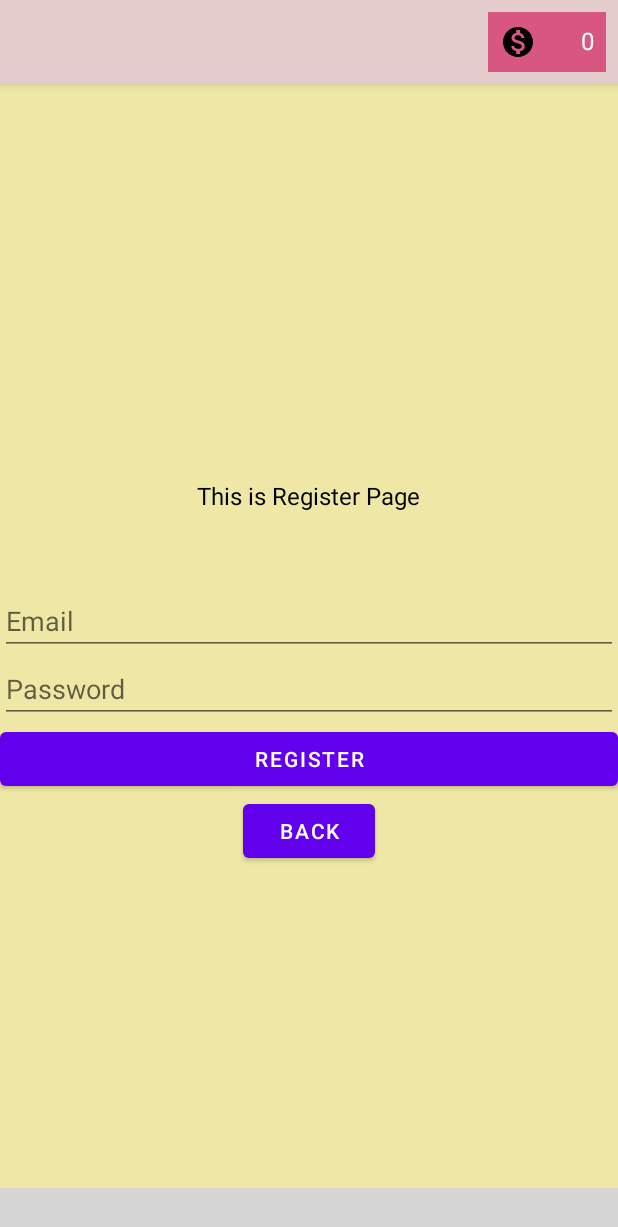
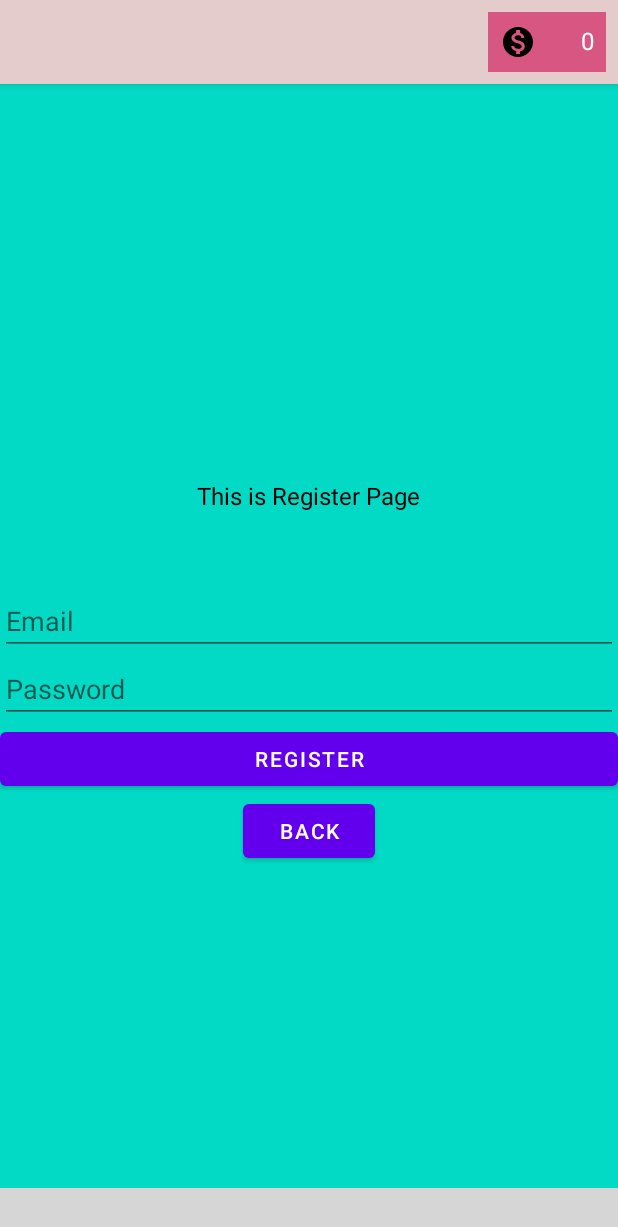
Before and after one commit to ganhuilin015/Project, an Android app built with Jetpack Compose: the RegisterFragment screen opened through its navigation route, on a phone screen of 412 x 824 dp. Shown: the top 1227 px of the screen. Run offline under Robolectric (Android 15) with nearby library versions, the light colour scheme and no system bars; our stand-ins replace Firebase (no records; nobody signed in at launch, a user with empty details on screens opened directly), navigation-ui; libraries missing offline, so code that uses them is left out: com.etebarian.meowbottomnavigation; plain views replace MeowBottomNavigation; 10 statements that could not run were skipped; grey boxes are pictures that could not be loaded.

Commit message:
added HungerViewModel that solve the hunger decrease problem and allows NavBar activity communicate with Home Fragment

```diff
--- a/app/src/main/java/com/example/myanimal/HomeFragment.java
+++ b/app/src/main/java/com/example/myanimal/HomeFragment.java
@@ -12,12 +12,15 @@ import android.view.View;
 import android.view.ViewGroup;
 import android.widget.Button;
 import android.widget.FrameLayout;
+import android.widget.ImageButton;
 import android.widget.ImageView;
 import android.widget.TextView;
 
 import androidx.annotation.NonNull;
 import androidx.annotation.Nullable;
 import androidx.fragment.app.Fragment;
+import androidx.lifecycle.Observer;
+import androidx.lifecycle.ViewModelProvider;
 
 import com.bumptech.glide.Glide;
 
@@ -30,10 +33,10 @@ public class HomeFragment extends Fragment {
     private View view;
     ;
     private int hunger = 120;
-
     private static final String HUNGER_PREF = "hunger_pref";
     private static final String HUNGER_KEY = "hunger_key";
     private static final String IMAGE_RES_KEY = "image_res_key";
+    private HungerViewModel viewModel;
 
     public HomeFragment() {
     }
@@ -44,18 +47,35 @@ public class HomeFragment extends Fragment {
         ImageView gifImageView = view.findViewById(R.id.gifImageView);
         Glide.with(this).asGif().load(R.raw.poke).into(gifImageView);
 
-        if (getArguments() != null) {
-            hunger = getArguments().getInt(HUNGER_KEY);
-        }
-
-//        updateHungerStatus(hunger);
+        ImageButton feedButton = view.findViewById(R.id.feedButton);
+        feedButton.setOnClickListener(new View.OnClickListener() {
+            @Override
+            public void onClick(View v) {
+                hunger++;
+                viewModel.setHunger(hunger);
+                System.out.println(hunger);
+            }
+        });
 
         return view;
     }
+    public void onCreate(@Nullable Bundle savedInstanceState) {
+        super.onCreate(savedInstanceState);
+        viewModel = new ViewModelProvider(requireActivity()).get(HungerViewModel.class);
+        viewModel.getHunger().observe(this, new Observer<Integer>() {
+            @Override
+            public void onChanged(Integer updatedHunger) {
+                hunger = updatedHunger;
+                Log.d("onHomeCreateView", String.valueOf(hunger));
+                updateHungerStatus(hunger);
+            }
+        });
+    }
 
-    public void updateHungerStatus(int hunger) {
-        Log.d("Hunger Value", String.valueOf(hunger));
-        this.hunger = hunger;
+
+    public void updateHungerStatus(int updateHunger) {
+        Log.d("updateHungerStatus", String.valueOf(updateHunger));
+        hunger = updateHunger;
 
         ImageView statusBar = view.findViewById(R.id.statusbar);
 
@@ -67,27 +87,27 @@ public class HomeFragment extends Fragment {
     }
 
     private int getImageResourceId() {
-        if (hunger >= 110) {
+        if (this.hunger >= 110) {
             return R.drawable.statusbarfull;
-        } else if (hunger < 110 && hunger >= 100) {
+        } else if (this.hunger < 110 && this.hunger >= 100) {
             return R.drawable.statusbar10;
-        } else if (hunger < 100 && hunger >= 90) {
+        } else if (this.hunger < 100 && this.hunger >= 90) {
             return R.drawable.statusbar9;
-        } else if (hunger < 90 && hunger >= 80) {
+        } else if (this.hunger < 90 && this.hunger >= 80) {
             return R.drawable.statusbar8;
-        } else if (hunger < 80 && hunger >= 70) {
+        } else if (this.hunger < 80 && this.hunger >= 70) {
             return R.drawable.statusbar7;
-        } else if (hunger < 70 && hunger >= 60) {
+        } else if (this.hunger < 70 && this.hunger >= 60) {
             return R.drawable.statusbar6;
-        } else if (hunger < 60 && hunger >= 50) {
+        } else if (this.hunger < 60 && this.hunger >= 50) {
             return R.drawable.statusbar5;
-        } else if (hunger < 50 && hunger >= 40) {
+        } else if (this.hunger < 50 && this.hunger >= 40) {
             return R.drawable.statusbar4;
-        } else if (hunger < 40 && hunger >= 30) {
+        } else if (this.hunger < 40 && this.hunger >= 30) {
             return R.drawable.statusbar3;
-        } else if (hunger < 30 && hunger >= 20) {
+        } else if (this.hunger < 30 && this.hunger >= 20) {
             return R.drawable.statusbar2;
-        } else if (hunger < 20 && hunger >= 10) {
+        } else if (this.hunger < 20 && this.hunger >= 10) {
             return R.drawable.statusbar1;
         } else {
             return R.drawable.statusbar0;
@@ -95,6 +115,6 @@ public class HomeFragment extends Fragment {
     }
 
     public int getHunger(){
-        return hunger;
+        return this.hunger;
     }
 }
--- /dev/null
+++ b/app/src/main/java/com/example/myanimal/HungerViewModel.java
@@ -0,0 +1,17 @@
+package com.example.myanimal;
+
+import androidx.lifecycle.LiveData;
+import androidx.lifecycle.MutableLiveData;
+import androidx.lifecycle.ViewModel;
+
+public class HungerViewModel extends ViewModel {
+    private MutableLiveData<Integer> hunger = new MutableLiveData<>();
+
+    public LiveData<Integer> getHunger() {
+        return hunger;
+    }
+
+    public void setHunger(int value) {
+        hunger.setValue(value);
+    }
+}
--- a/app/src/main/java/com/example/myanimal/NavBar.java
+++ b/app/src/main/java/com/example/myanimal/NavBar.java
@@ -1,13 +1,17 @@
 package com.example.myanimal;
+
 import androidx.appcompat.app.AppCompatActivity;
 import androidx.core.content.ContextCompat;
 import androidx.fragment.app.Fragment;
+import androidx.lifecycle.ViewModelProvider;
 import androidx.navigation.NavController;
 import androidx.navigation.Navigation;
 import androidx.navigation.fragment.NavHostFragment;
 import androidx.navigation.ui.AppBarConfiguration;
 
 import android.content.Context;
+import android.content.Intent;
+import android.content.SharedPreferences;
 import android.graphics.Color;
 import android.os.Bundle;
 import android.os.Handler;
@@ -35,6 +39,8 @@ public class NavBar extends AppCompatActivity {
     private Handler handler = new Handler();
     private Runnable updateRunnable;
     private HomeFragment homeFragment;
+    private HungerViewModel viewModel;
+
 
 
     @Override
@@ -46,6 +52,9 @@ public class NavBar extends AppCompatActivity {
         main = findViewById(R.id.main);
 
         bottomNavigation = findViewById(R.id.bottomNavigation);
+
+        bottomNavigation.show(3, true);
+
         bottomNavigation.add(new MeowBottomNavigation.Model(1,R.drawable.profile));
         bottomNavigation.add(new MeowBottomNavigation.Model(2,R.drawable.pets));
         bottomNavigation.add(new MeowBottomNavigation.Model(3,R.drawable.home));
@@ -61,8 +70,6 @@ public class NavBar extends AppCompatActivity {
 
         navController = Navigation.findNavController(this, R.id.nav_host_fragment);
 
-
-
         bottomNavigation.setOnClickMenuListener(new MeowBottomNavigation.ClickListener() {
             @Override
             public void onClickItem(MeowBottomNavigation.Model item) {
@@ -72,7 +79,7 @@ public class NavBar extends AppCompatActivity {
                         getWindow().setNavigationBarColor(Color.parseColor("#FFBB86FC"));
                         bottomNavigation.setBackgroundBottomColor(Color.parseColor("#FFBB86FC"));
                         getWindow().setStatusBarColor(Color.parseColor("#FFBB86FC"));
-                        main.setBackgroundColor(Color.parseColor("#2196F3"));
+                        main.setBackgroundColor(Color.parseColor("#EEE7A5"));
                         bottomNavigation.setCircleColor(profileColor);
                         break;
 
@@ -86,7 +93,7 @@ public class NavBar extends AppCompatActivity {
 
                     case 3:
                         bottomNavigation.setBackgroundBottomColor(Color.parseColor("#EEE7A5"));
-                        main.setBackgroundColor(Color.parseColor("#EEA5C2"));
+                        main.setBackgroundColor(Color.parseColor("#2196F3"));
                         bottomNavigation.setCircleColor(homeColor);
                         getWindow().setNavigationBarColor(Color.parseColor("#EEE7A5"));
                         getWindow().setStatusBarColor(Color.parseColor("#EEE7A5"));
@@ -97,7 +104,7 @@ public class NavBar extends AppCompatActivity {
                         getWindow().setNavigationBarColor(Color.parseColor("#FF03DAC5"));
                         bottomNavigation.setBackgroundBottomColor(Color.parseColor("#FF03DAC5"));
                         getWindow().setStatusBarColor(Color.parseColor("#FF03DAC5"));
-                        main.setBackgroundColor(Color.parseColor("#EEE7A5"));
+                        main.setBackgroundColor(Color.parseColor("#EEA5C2"));
                         bottomNavigation.setCircleColor(earnColor);
                         break;
 
@@ -120,7 +127,7 @@ public class NavBar extends AppCompatActivity {
             public void onShowItem(MeowBottomNavigation.Model item) {
                 switch (item.getId()){
                     case 1:
-                        navController.navigate(R.id.destination_home);
+                        navController.navigate(R.id.destination_profile);
                         break;
 
                     case 2:
@@ -128,11 +135,11 @@ public class NavBar extends AppCompatActivity {
                         break;
 
                     case 3:
-                        navController.navigate(R.id.destination_earn);
+                        navController.navigate(R.id.destination_home);
                         break;
 
                     case 4:
-                        navController.navigate(R.id.destination_profile);
+                        navController.navigate(R.id.destination_earn);
                         break;
 
                     case 5:
@@ -155,29 +162,6 @@ public class NavBar extends AppCompatActivity {
 
         coinCountTextView = findViewById(R.id.coinCountTextView);
 
-        Fragment fragment = getSupportFragmentManager().findFragmentById(R.id.nav_host_fragment);
-        if (fragment instanceof NavHostFragment) {
-            NavHostFragment navHostFragment = (NavHostFragment) fragment;
-            homeFragment = (HomeFragment) navHostFragment.getChildFragmentManager().getFragments().get(0);
-        }
-
-        updateRunnable = new Runnable() {
-            @Override
-            public void run() {
-                int hungerValue = homeFragment.getHunger();
-                if (hungerValue > 0){
-                    hungerValue--;
-                }
-                if (homeFragment != null) {
-                    homeFragment.updateHungerStatus(hungerValue);
-                }
-                handler.postDelayed(this, 1000); // Update every 1 seconds
-            }
-        };
-
-        handler.postDelayed(updateRunnable, 1000);
-
-
         FirebaseApp.initializeApp(this);
 
         // Get a reference to the Firebase Realtime Database
@@ -191,10 +175,10 @@ public class NavBar extends AppCompatActivity {
                 // This method is called once with the initial value and whenever data at this location is updated.
                 Long value = dataSnapshot.getValue(Long.class);
                 if (value != null) {
+                    Log.d("Firebase", "Database Reference: " + myRef.toString());
                     Log.d("Firebase", "Value is: " + value);
                 }
             }
-
             @Override
             public void onCancelled(@NonNull DatabaseError error) {
                 // Failed to read value
@@ -202,8 +186,28 @@ public class NavBar extends AppCompatActivity {
             }
         });
 
-        // Write data to the database
-        myRef.setValue(homeFragment.getHunger());
+
+        // Initialize ViewModel
+        viewModel = new ViewModelProvider(this).get(HungerViewModel.class);
+        viewModel.setHunger(120);
+
+        updateRunnable = new Runnable() {
+            @Override
+            public void run() {
+                int hungerValue = viewModel.getHunger().getValue();
+                if (hungerValue > 0){
+                    hungerValue--;
+                    viewModel.setHunger(hungerValue);
+                    myRef.setValue(hungerValue);
+                }
+                handler.postDelayed(this, 20000); // Update every 1 seconds
+
+            }
+
+        };
+
+        handler.postDelayed(updateRunnable, 1000);
+
     }
 
     public void updateCoinCount(int count) {
@@ -229,5 +233,4 @@ public class NavBar extends AppCompatActivity {
     }
 
 
-
 }
--- a/app/src/main/res/layout/login_fragment.xml
+++ b/app/src/main/res/layout/login_fragment.xml
@@ -2,7 +2,7 @@
 <LinearLayout xmlns:android="http://schemas.android.com/apk/res/android"
     android:layout_width="match_parent"
     android:layout_height="match_parent"
-    android:background="@color/light_yellow"
+    android:background="@color/teal_200"
     android:gravity="center"
     android:orientation="vertical">
 
--- a/app/src/main/res/layout/register_fragment.xml
+++ b/app/src/main/res/layout/register_fragment.xml
@@ -2,7 +2,7 @@
 <LinearLayout xmlns:android="http://schemas.android.com/apk/res/android"
     android:layout_width="match_parent"
     android:layout_height="match_parent"
-    android:background="@color/light_yellow"
+    android:background="@color/teal_200"
     android:gravity="center"
     android:orientation="vertical">
 
--- a/app/src/main/res/navigation/nav_graph.xml
+++ b/app/src/main/res/navigation/nav_graph.xml
@@ -1,12 +1,12 @@
 <navigation xmlns:android="http://schemas.android.com/apk/res/android"
     xmlns:app="http://schemas.android.com/apk/res-auto"
     android:id="@+id/nav_graph"
-    app:startDestination="@+id/start_destination">
+    app:startDestination="@+id/destination_home">
 
     <fragment
-        android:id="@+id/destination_home"
-        android:name="com.example.myanimal.HomeFragment"
-        android:label="Home">
+        android:id="@+id/destination_profile"
+        android:name="com.example.myanimal.ProfileFragment"
+        android:label="Profile">
     </fragment>
 
     <fragment
@@ -17,15 +17,20 @@
     </fragment>
 
     <fragment
+        android:id="@+id/destination_home"
+        android:name="com.example.myanimal.HomeFragment"
+        android:label="Home">
+
+        <argument
+            android:name="hungerValue"
+            app:argType="integer" />
+
+    </fragment>
+
+    <fragment
         android:id="@+id/destination_earn"
         android:name="com.example.myanimal.EarnFragment"
         android:label="Earn">
-    </fragment>
-
-    <fragment
-        android:id="@+id/destination_profile"
-        android:name="com.example.myanimal.ProfileFragment"
-        android:label="Profile">
     </fragment>
 
     <fragment
@@ -59,11 +64,4 @@
         app:destination="@id/destination_setting" />
 
 
-<!--     Start Destination -->
-    <fragment
-        android:id="@+id/start_destination"
-        android:name="com.example.myanimal.HomeFragment"
-        android:label="Start Destination">
-    </fragment>
-
 </navigation>
```
Also changed, not shown: app/src/main/AndroidManifest.xml (+0 -11 lines).
